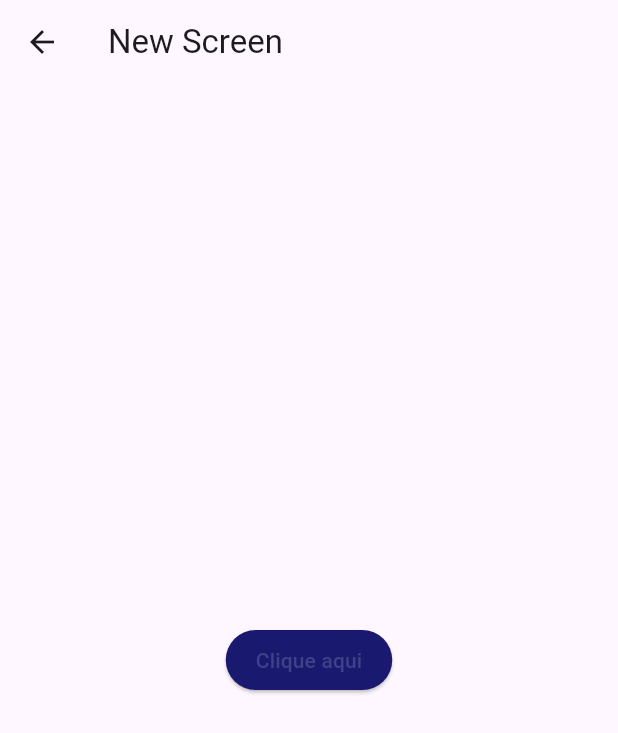
After one commit to notsogreatdavi/DSI-2024.2, a Flutter app: the RankingScreen screen opened by its route, on a phone screen of 412 x 824 dp. The commit adds this screen. Shown: the top 733 px of the screen. Run offline on Flutter 3.47's test engine with Material 3 defaults, Android fonts, the phone set to English and light mode, and no system bars.

Commit message:
Criei o Navigator para as telas atuais
Criei o navigator para as telas atuais e criei um modelo simples para começar a implementação da tela de ranking

```diff
--- /dev/null
+++ b/flutter_application_1/lib/src/features/ranking/ranking_screen.dart
@@ -0,0 +1,30 @@
+import 'package:flutter/material.dart';
+import '../../common/constants/app_colors.dart';
+
+class RankingScreen extends StatelessWidget {
+  const RankingScreen({super.key});
+
+  @override
+  Widget build(BuildContext context) {
+    return Scaffold(
+      appBar: AppBar(
+        title: const Text('New Screen'),
+      ),
+      body: Center(
+        child: ElevatedButton(
+          style: ElevatedButton.styleFrom(
+            backgroundColor: AppColors.azulEscuro,
+            foregroundColor: AppColors.azulClaro1,
+            padding: const EdgeInsets.symmetric(horizontal: 20, vertical: 10),
+          ),
+          onPressed: () {
+            ScaffoldMessenger.of(context).showSnackBar(
+              const SnackBar(content: Text('Botão clicado!')),
+            );
+          },
+          child: const Text('Clique aqui'),
+        ),
+      ),
+    );
+  }
+}
```
Also changed, not shown: flutter_application_1/lib/app.dart (+9 -3 lines).
